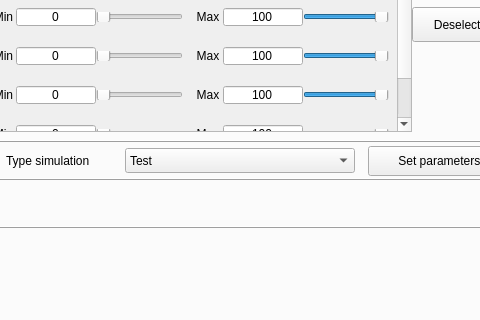
This is QT/MainWindow.ui in Gendostie/market-analysis as Qt 5 draws it before an edit; both pictures show x 695 to 1175 and y 84 to 404 of the 1280 by 800 pixel window. The edited form follows.
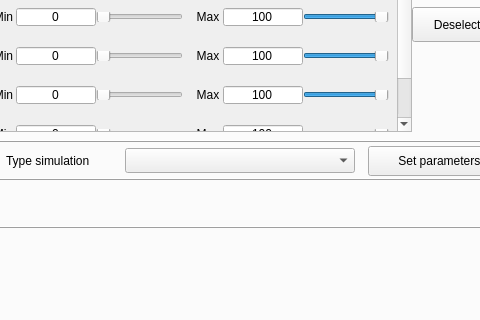
This is the edited form. The open tabs and pages were chosen to show the change.

Commit message: create connection for buttons in tab Simulator

```diff
--- a/QT/MainWindow.ui
+++ b/QT/MainWindow.ui
@@ -7236,13 +7236,8 @@
         </size>
        </property>
        <property name="currentText" stdset="0">
-        <string>Test</string>
+        <string/>
        </property>
-       <item>
-        <property name="text">
-         <string>Test</string>
-        </property>
-       </item>
       </widget>
      </widget>
     </widget>
```
Left out of the diff: 2 changed lines with no effect on the pictures. The commit also changes 2 other files.
